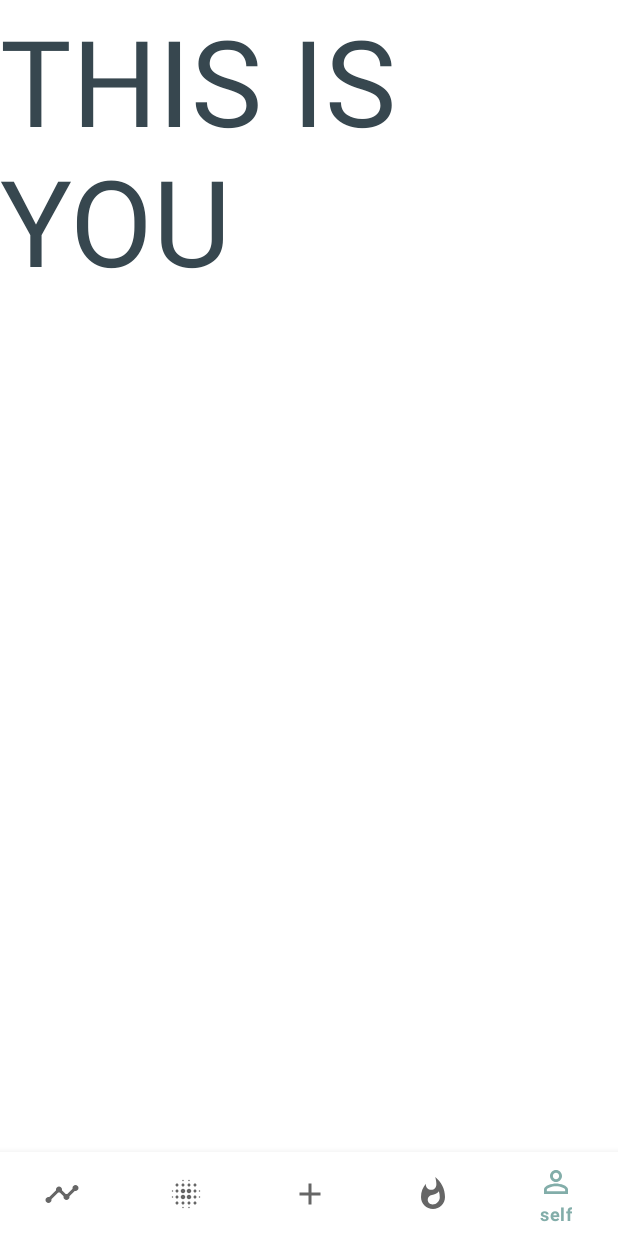
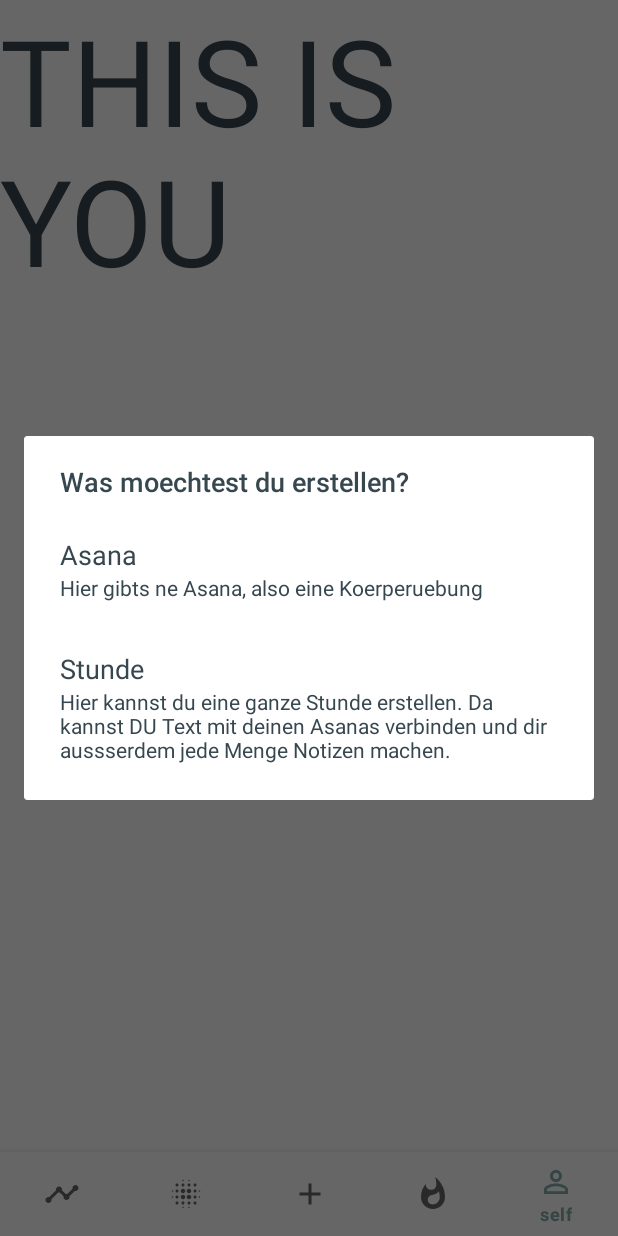
Before and after one commit to Frejasari/Element-Sequencing, an Android app: the screen it shows after launch (MainActivity), item 5 of the bottom bar chosen, on a phone screen of 412 x 824 dp. Run offline under Robolectric (Android 15) with nearby library versions, the phone set to English and light mode, and no system bars; libraries missing offline, so code that uses them is left out: com.jakewharton.threetenabp, io.objectbox, io.objectbox.android, io.objectbox.converter; 2 statements that could not run were skipped.

Commit message:
add Dialog to choose what to create

```diff
--- /dev/null
+++ b/app/src/main/res/layout/add_dialog_item.xml
@@ -0,0 +1,25 @@
+<?xml version="1.0" encoding="utf-8"?>
+<LinearLayout xmlns:android="http://schemas.android.com/apk/res/android"
+    xmlns:tools="http://schemas.android.com/tools"
+    android:layout_width="match_parent"
+    android:layout_height="wrap_content"
+    android:orientation="vertical"
+    android:padding="16dp"
+    android:paddingStart="24dp"
+    android:paddingEnd="24dp"
+    tools:context=".add.AddDialogFragment">
+
+    <TextView
+        android:id="@+id/add_dialog_item_title"
+        android:layout_width="match_parent"
+        android:layout_height="match_parent"
+        android:textSize="18sp"
+        tools:text="Asana" />
+
+    <TextView
+        android:id="@+id/add_dialog_item_description"
+        android:layout_width="match_parent"
+        android:layout_height="match_parent"
+        tools:text="Hier kannst du eine Asana, das heisst eine Koerperuebung erstellen" />
+
+</LinearLayout>
```
Also changed, not shown: app/src/main/java/de/frejaundalex/elementsequencing/MainActivity.kt (+4 -5 lines), app/src/main/java/de/frejaundalex/elementsequencing/add/AddDialogFragment.kt (added, +71 -0 lines).
